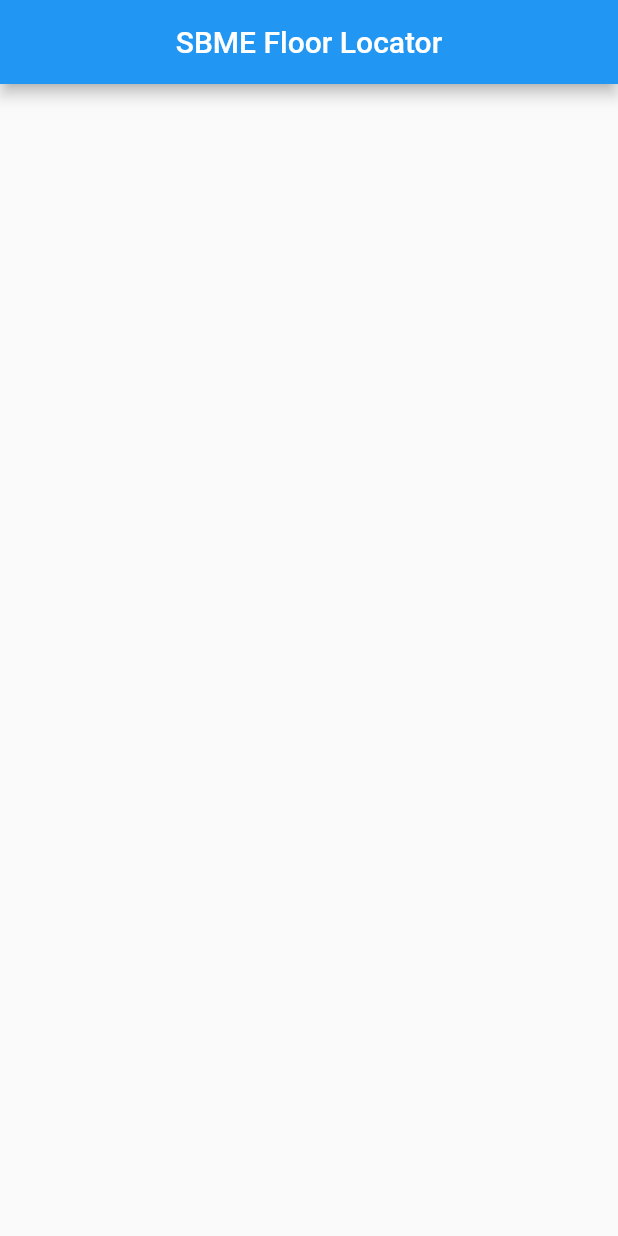
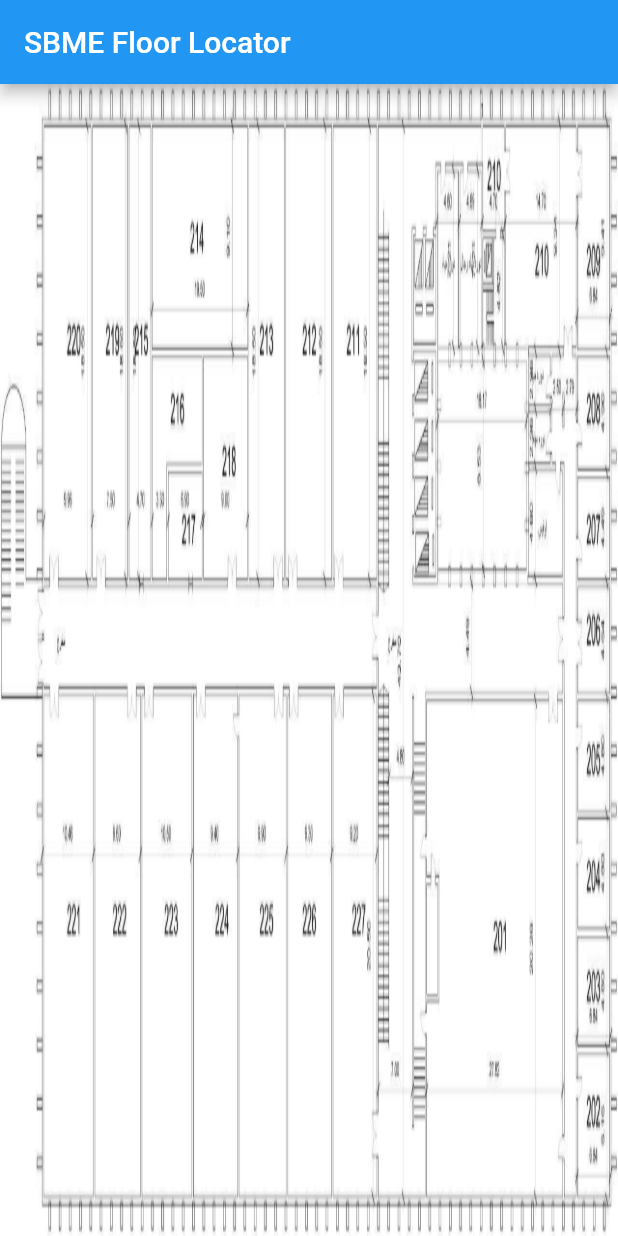
Before and after one commit to Ta7a21/sbme-locator, a Flutter app: the screen it shows after launch, on a phone screen of 412 x 824 dp. Run offline on Flutter 3.47's test engine with Material 2 defaults, Android fonts, the phone set to English and light mode, and no system bars; network calls fail.

Commit message:
Connect with server and visualize floor's map

```diff
--- a/lib/main.dart
+++ b/lib/main.dart
@@ -1,4 +1,6 @@
 import 'package:flutter/material.dart';
+import 'package:locator/timer.dart';
+import 'package:locator/server_handler.dart';
 
 void main() {
   runApp(const MaterialApp(home: Home()));
@@ -12,13 +14,72 @@ class Home extends StatefulWidget {
 }
 
 class _HomeState extends State<Home> {
+  late int location = 10;
+  Map<int, Coordinates> positions = {
+    0: Coordinates(0.86, 0.6),
+    1: Coordinates(0.72, 0.45),
+    2: Coordinates(0.62, 0.45),
+    3: Coordinates(0.48, 0.45),
+    4: Coordinates(0.31, 0.45),
+    5: Coordinates(0.15, 0.45),
+    6: Coordinates(0.4, 0.25),
+    7: Coordinates(0.25, 0.25),
+    8: Coordinates(0.86, 0.86),
+    9: Coordinates(0.86, 0.73),
+    10: Coordinates(0, 0)
+  };
+
+  @override
+  void initState() {
+    super.initState();
+    startTimer(((countdownTimer) async {
+      int tempData = await getLocation();
+      if (tempData == -1) return;
+      setState(() {
+        location = tempData;
+      });
+    }));
+  }
+
   @override
   Widget build(BuildContext context) {
     return Scaffold(
-        appBar: AppBar(
-      title: const Text('SBME Floor Locator'),
-      centerTitle: true,
-      backgroundColor: Colors.blue,
-    ));
+      appBar: AppBar(
+        title: const Text("SBME Floor Locator"),
+      ),
+      body: LayoutBuilder(builder: (context, constraints) {
+        return Column(
+          children: <Widget>[
+            Flexible(
+              fit: FlexFit.loose,
+              child: Stack(
+                children: <Widget>[
+                  Container(
+                    decoration: const BoxDecoration(
+                      image: DecorationImage(
+                        image: AssetImage("assets/images/map.jpeg"),
+                        fit: BoxFit.fill,
+                      ),
+                    ),
+                  ),
+                  Positioned(
+                    left: positions[location]!.x * constraints.maxWidth,
+                    top: positions[location]!.y * constraints.maxHeight,
+                    child: Container(
+                      width: 0.06129629629 * constraints.maxWidth,
+                      height: 0.03292084726 * constraints.maxHeight,
+                      decoration: BoxDecoration(
+                        shape: BoxShape.circle,
+                        color: (location == 10) ? Colors.white : Colors.red,
+                      ),
+                    ),
+                  ),
+                ],
+              ),
+            ),
+          ],
+        );
+      }),
+    );
   }
 }
--- /dev/null
+++ b/lib/server_handler.dart
@@ -0,0 +1,22 @@
+import 'dart:convert';
+import 'package:http/http.dart' as http;
+
+class Coordinates {
+  double x;
+  double y;
+  Coordinates(this.x, this.y);
+}
+
+const String serverLink = 'http://localhost:8433/';
+Future<int> getLocation() async {
+  var res = await http.get(Uri.parse(serverLink + 'location'), headers: {
+    "Accept": "application/json",
+    "Access-Control-Allow-Origin": "*"
+  });
+  if (res.statusCode == 200) {
+    var jsonObject = json.decode(res.body);
+    return jsonObject;
+  }
+
+  return -1;
+}
--- a/pubspec.yaml
+++ b/pubspec.yaml
@@ -34,6 +34,9 @@ dependencies:
   # The following adds the Cupertino Icons font to your application.
   # Use with the CupertinoIcons class for iOS style icons.
   cupertino_icons: ^1.0.2
+  flutter_staggered_grid_view: ^0.6.1
+  quiver: ^3.0.1+1
+  http: ^0.13.4
 
 dev_dependencies:
   flutter_test:
@@ -51,6 +54,8 @@ dev_dependencies:
 
 # The following section is specific to Flutter.
 flutter:
+  assets:
+    - assets/images/map.jpeg
 
   # The following line ensures that the Material Icons font is
   # included with your application, so that you can use the icons in
```
Also changed, not shown: lib/timer.dart (added, +17 -0 lines), assets/images/map.jpeg (added).
